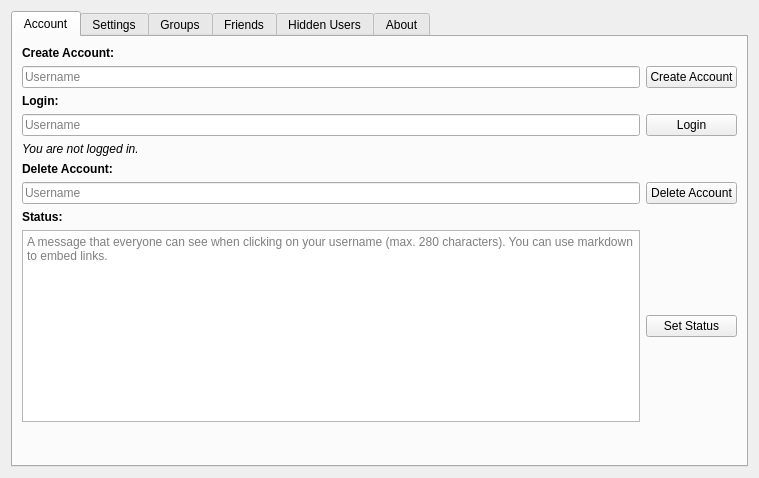
The window that designer/setup.ui (ThoreBor/Anki_Leaderboard) describes before a commit, drawn with Qt 5.
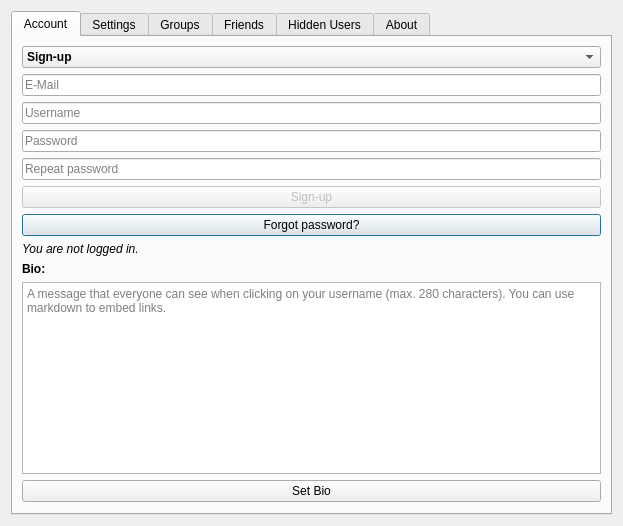
The same window after the commit. Icons and pictures are not drawn.

What changed in the file:
```diff
--- a/designer/setup.ui
+++ b/designer/setup.ui
@@ -6,8 +6,8 @@
    <rect>
     <x>0</x>
     <y>0</y>
-    <width>759</width>
-    <height>478</height>
+    <width>623</width>
+    <height>522</height>
    </rect>
   </property>
   <property name="sizePolicy">
@@ -61,41 +61,57 @@
        </item>
        <item row="0" column="0">
         <layout class="QGridLayout" name="gl1">
-         <item row="2" column="0">
-          <widget class="QLabel" name="login_info">
+         <item row="3" column="0">
+          <widget class="QLineEdit" name="account_pwd">
+           <property name="echoMode">
+            <enum>QLineEdit::Password</enum>
+           </property>
+           <property name="placeholderText">
+            <string>Password</string>
+           </property>
+          </widget>
+         </item>
+         <item row="1" column="0">
+          <widget class="QLineEdit" name="account_mail">
+           <property name="placeholderText">
+            <string>E-Mail</string>
+           </property>
+          </widget>
+         </item>
+         <item row="0" column="0">
+          <widget class="QComboBox" name="account_action">
            <property name="font">
             <font>
+             <pointsize>9</pointsize>
              <weight>75</weight>
              <bold>true</bold>
+             <underline>false</underline>
             </font>
            </property>
-           <property name="text">
-            <string>Login:</string>
-           </property>
+           <item>
+            <property name="text">
+             <string>Sign-up</string>
+            </property>
+           </item>
+           <item>
+            <property name="text">
+             <string>Log-in</string>
+            </property>
+           </item>
+           <item>
+            <property name="text">
+             <string>Delete account</string>
+            </property>
+           </item>
+           <item>
+            <property name="text">
+             <string>Add password and e-mail address to old account</string>
+            </property>
+           </item>
           </widget>
          </item>
-         <item row="6" column="0">
-          <widget class="QLineEdit" name="delete_username">
-           <property name="text">
-            <string/>
-           </property>
-           <property name="placeholderText">
-            <string>Username</string>
-           </property>
-          </widget>
-         </item>
-         <item row="3" column="0">
-          <widget class="QLineEdit" name="login_username">
-           <property name="text">
-            <string/>
-           </property>
-           <property name="placeholderText">
-            <string>Username</string>
-           </property>
-          </widget>
-         </item>
-         <item row="1" column="0">
-          <widget class="QLineEdit" name="create_username">
+         <item row="2" column="0">
+          <widget class="QLineEdit" name="account_username">
            <property name="text">
             <string/>
            </property>
@@ -107,57 +123,17 @@
            </property>
           </widget>
          </item>
-         <item row="0" column="0">
-          <widget class="QLabel" name="create_info">
-           <property name="font">
-            <font>
-             <weight>75</weight>
-             <bold>true</bold>
-            </font>
-           </property>
-           <property name="text">
-            <string>Create Account:</string>
-           </property>
-          </widget>
-         </item>
-         <item row="7" column="0">
-          <widget class="QLabel" name="label">
-           <property name="font">
-            <font>
-             <weight>75</weight>
-             <bold>true</bold>
-            </font>
-           </property>
-           <property name="text">
-            <string>Status:</string>
-           </property>
-          </widget>
-         </item>
-         <item row="5" column="0">
-          <widget class="QLabel" name="delete_info">
-           <property name="font">
-            <font>
-             <weight>75</weight>
-             <bold>true</bold>
-             <underline>false</underline>
-            </font>
-           </property>
-           <property name="text">
-            <string>Delete Account:</string>
-           </property>
-          </widget>
-         </item>
-         <item row="6" column="1">
-          <widget class="QPushButton" name="delete_button">
-           <property name="text">
-            <string>Delete Account</string>
-           </property>
-           <property name="autoDefault">
-            <bool>false</bool>
-           </property>
-          </widget>
-         </item>
          <item row="4" column="0">
+          <widget class="QLineEdit" name="account_pwd_repeat">
+           <property name="echoMode">
+            <enum>QLineEdit::Password</enum>
+           </property>
+           <property name="placeholderText">
+            <string>Repeat password</string>
+           </property>
+          </widget>
+         </item>
+         <item row="8" column="0">
           <widget class="QLabel" name="login_info_2">
            <property name="font">
             <font>
@@ -169,10 +145,13 @@
            </property>
           </widget>
          </item>
-         <item row="1" column="1">
-          <widget class="QPushButton" name="create_button">
+         <item row="5" column="0">
+          <widget class="QPushButton" name="account_button">
+           <property name="enabled">
+            <bool>false</bool>
+           </property>
            <property name="text">
-            <string>Create Account</string>
+            <string>Sign-up</string>
            </property>
            <property name="autoDefault">
             <bool>false</bool>
@@ -182,20 +161,40 @@
            </property>
           </widget>
          </item>
-         <item row="3" column="1">
-          <widget class="QPushButton" name="login_button">
+         <item row="9" column="0">
+          <widget class="QLabel" name="label">
+           <property name="font">
+            <font>
+             <pointsize>9</pointsize>
+             <weight>75</weight>
+             <bold>true</bold>
+            </font>
+           </property>
            <property name="text">
-            <string>Login</string>
+            <string>Bio:</string>
            </property>
-           <property name="autoDefault">
+          </widget>
+         </item>
+         <item row="11" column="0">
+          <widget class="QPushButton" name="statusButton">
+           <property name="toolTip">
+            <string/>
+           </property>
+           <property name="text">
+            <string>Set Bio</string>
+           </property>
+           <property name="checkable">
             <bool>false</bool>
            </property>
-           <property name="default">
+           <property name="checked">
             <bool>false</bool>
            </property>
+           <property name="autoDefault">
+            <bool>false</bool>
+           </property>
           </widget>
          </item>
-         <item row="8" column="0">
+         <item row="10" column="0">
           <widget class="QTextEdit" name="statusMsg">
            <property name="html">
             <string>&lt;!DOCTYPE HTML PUBLIC &quot;-//W3C//DTD HTML 4.0//EN&quot; &quot;http://www.w3.org/TR/REC-html40/strict.dtd&quot;&gt;
@@ -209,22 +208,10 @@
            </property>
           </widget>
          </item>
-         <item row="8" column="1">
-          <widget class="QPushButton" name="statusButton">
-           <property name="toolTip">
-            <string/>
-           </property>
+         <item row="6" column="0">
+          <widget class="QPushButton" name="account_forgot">
            <property name="text">
-            <string>Set Status</string>
-           </property>
-           <property name="checkable">
-            <bool>false</bool>
-           </property>
-           <property name="checked">
-            <bool>false</bool>
-           </property>
-           <property name="autoDefault">
-            <bool>false</bool>
+            <string>Forgot password?</string>
            </property>
           </widget>
          </item>
```
Left out of the diff: 133 changed lines with no effect on the pictures.
